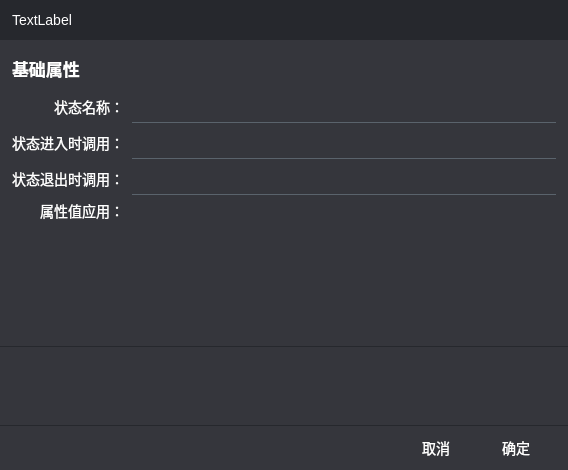
The window that editor/dialogs/basepropertyeditdlg.ui (daonvshu/qtaskmachine) describes before a commit, drawn with Qt 5.
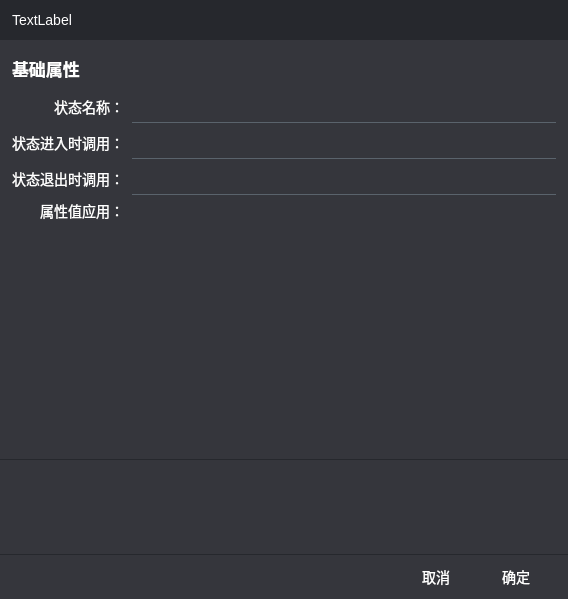
The same window after the commit. Icons and pictures are not drawn.

The edit to the form file:
```diff
--- a/editor/dialogs/basepropertyeditdlg.ui
+++ b/editor/dialogs/basepropertyeditdlg.ui
@@ -7,7 +7,7 @@
     <x>0</x>
     <y>0</y>
     <width>568</width>
-    <height>470</height>
+    <height>599</height>
    </rect>
   </property>
   <property name="windowTitle">
@@ -361,10 +361,16 @@
    </item>
    <item>
     <widget class="QTextBrowser" name="input_hint_message">
+     <property name="minimumSize">
+      <size>
+       <width>0</width>
+       <height>96</height>
+      </size>
+     </property>
      <property name="maximumSize">
       <size>
        <width>16777215</width>
-       <height>80</height>
+       <height>96</height>
       </size>
      </property>
      <property name="styleSheet">
```
